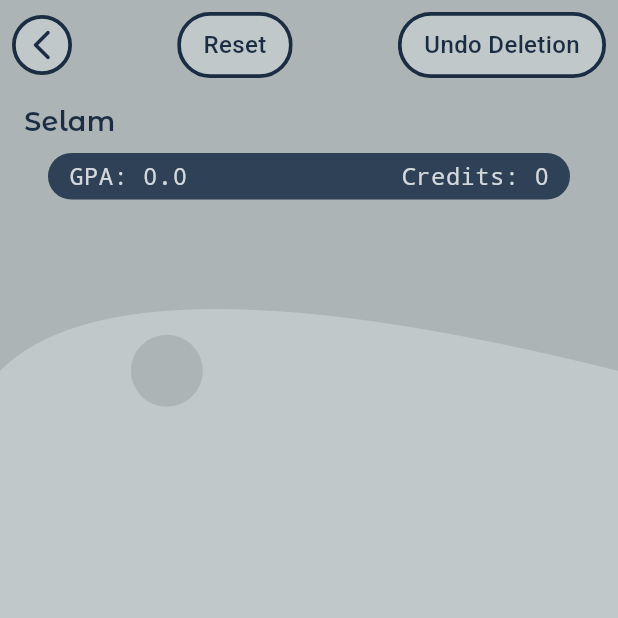
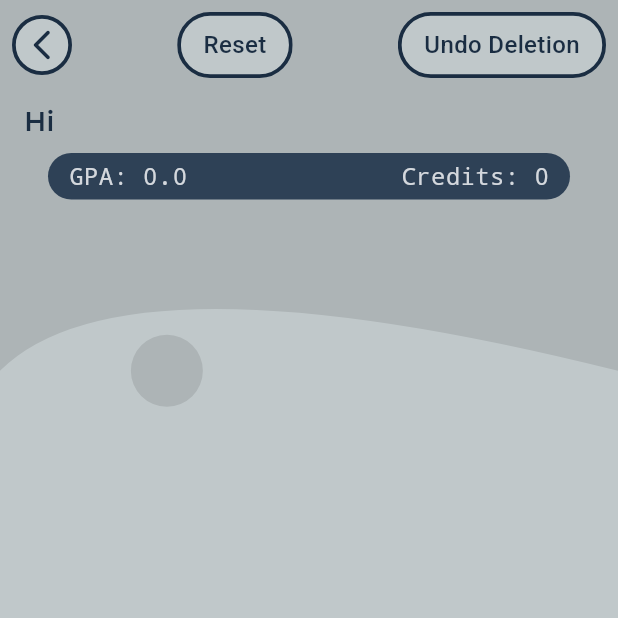
Before and after one commit to unpronohoney/unisaver_flutter, a Flutter app: the TranscriptTable screen opened by its route, on a phone screen of 412 x 824 dp, the top half of it. Run offline on Flutter 3.47's test engine with Material 3 defaults, Android fonts, the light colour scheme and no system bars; our stand-ins replace cloud_functions, file_picker, firebase_core, firebase_messaging, flutter_bloc, google_mobile_ads and 8 more; missing offline and left inert: syncfusion_flutter_pdf; accounts and stored records are empty; network calls fail.

Commit message:
Glass List Card View Updated and small text changes

```diff
--- a/lib/constants/list_constants.dart
+++ b/lib/constants/list_constants.dart
@@ -3,7 +3,7 @@ import 'package:unisaver_flutter/constants/colors.dart';
 
 BoxDecoration listCardDecoration(BuildContext context) {
   return BoxDecoration(
-    color: AppColors.black.withValues(alpha: 0.06),
+    color: AppColors.white.withValues(alpha: 0.06),
     borderRadius: BorderRadius.circular(18),
     border: Border.all(color: Colors.white.withValues(alpha: 0.10), width: 1.2),
     boxShadow: [
--- a/lib/l10n/app_localizations.dart
+++ b/lib/l10n/app_localizations.dart
@@ -722,6 +722,12 @@ abstract class AppLocalizations {
   /// **'Settings'**
   String get settings;
 
+  /// No description provided for @hi.
+  ///
+  /// In en, this message translates to:
+  /// **'Hi'**
+  String get hi;
+
   /// No description provided for @add_letter_grade.
   ///
   /// In en, this message translates to:
@@ -973,162 +979,6 @@ abstract class AppLocalizations {
   /// In en, this message translates to:
   /// **'Report errors and your thoughts to us'**
   String get act_3_head2;
-
-  /// No description provided for @ilk_bildo.
-  ///
-  /// In en, this message translates to:
-  /// **'HEEEYYYYOOOO ! ! !'**
-  String get ilk_bildo;
-
-  /// No description provided for @ilk_bildo_text.
-  ///
-  /// In en, this message translates to:
-  /// **'Thank you for using UniSaver. You are fascinating!'**
-  String get ilk_bildo_text;
-
-  /// No description provided for @pool1_1.
-  ///
-  /// In en, this message translates to:
-  /// **'If you\'ve left final exams to the last day, I\'m here to ease your mind. 😊'**
-  String get pool1_1;
-
-  /// No description provided for @pool1_2.
-  ///
-  /// In en, this message translates to:
-  /// **'Some classes deserve to be left for the make-up exam, right? 😈'**
-  String get pool1_2;
-
-  /// No description provided for @pool1_3.
-  ///
-  /// In en, this message translates to:
-  /// **'It’s kinda hard to plan from scratch 🙄. I\'m still here for you!'**
-  String get pool1_3;
-
-  /// No description provided for @pool2_1.
-  ///
-  /// In en, this message translates to:
-  /// **'Don\'t forget, I can help with lesson selection too! 😊'**
-  String get pool2_1;
-
-  /// No description provided for @pool2_2.
-  ///
-  /// In en, this message translates to:
-  /// **'We\'ll catch up with the Fall term in Spring. 😉'**
-  String get pool2_2;
-
-  /// No description provided for @pool2_3.
-  ///
-  /// In en, this message translates to:
-  /// **'I\'m here to help you graduate only half a term late—not a full year! 😒'**
-  String get pool2_3;
-
-  /// No description provided for @pool3_1.
-  ///
-  /// In en, this message translates to:
-  /// **'Too many lessons, which one should you focus on? Let’s figure it out together. 🧐'**
-  String get pool3_1;
-
-  /// No description provided for @pool3_2.
-  ///
-  /// In en, this message translates to:
-  /// **'Sometimes, skipping midterms is okay 😈'**
-  String get pool3_2;
-
-  /// No description provided for @pool3_3.
-  ///
-  /// In en, this message translates to:
-  /// **'Plan during midterms, chill during finals 😎'**
-  String get pool3_3;
-
-  /// No description provided for @pool4_1.
-  ///
-  /// In en, this message translates to:
-  /// **'While everyone is stressing during finals week, you use UniSaver!'**
-  String get pool4_1;
-
-  /// No description provided for @pool4_2.
-  ///
-  /// In en, this message translates to:
-  /// **'Let\'s plan first - then we’ll have an amazing vacation! 🤤'**
-  String get pool4_2;
-
-  /// No description provided for @pool4_3.
-  ///
-  /// In en, this message translates to:
-  /// **'TOO MUCH STRESS? Open UniSaver and take a deep breath. 🤗'**
-  String get pool4_3;
-
-  /// No description provided for @pool5_1.
-  ///
-  /// In en, this message translates to:
-  /// **'Think ahead with UniSaver and enjoy peace of mind in the new year. 🥳'**
-  String get pool5_1;
-
-  /// No description provided for @pool5_2.
-  ///
-  /// In en, this message translates to:
-  /// **'Time to shake off the vacation mode—just a little. 😩'**
-  String get pool5_2;
-
-  /// No description provided for @pool5_3.
-  ///
-  /// In en, this message translates to:
-  /// **'UniSaver is here for your lesson selections too!!! 🙄'**
-  String get pool5_3;
-
-  /// No description provided for @pool6_1.
-  ///
-  /// In en, this message translates to:
-  /// **'Which lesson are you planning to drop? Let’s decide together. 🥶'**
-  String get pool6_1;
-
-  /// No description provided for @pool6_2.
-  ///
-  /// In en, this message translates to:
-  /// **'Midterms already? Feeling overwhelmed? I’m here ✋'**
-  String get pool6_2;
-
-  /// No description provided for @pool6_3.
-  ///
-  /// In en, this message translates to:
-  /// **'If Differential Equations were a Netflix villain, even top students would skip the season. Let UniSaver help you survive the plot. 😇'**
-  String get pool6_3;
-
-  /// No description provided for @head1.
-  ///
-  /// In en, this message translates to:
-  /// **'Make-Up or Final? 🤨🤨🤨'**
-  String get head1;
-
-  /// No description provided for @head2.
-  ///
-  /// In en, this message translates to:
-  /// **'Let\'s Choose Spring Lessons Together 🙃'**
-  String get head2;
-
-  /// No description provided for @head3.
-  ///
-  /// In en, this message translates to:
-  /// **'Whoa! Midterms Incoming!'**
-  String get head3;
-
-  /// No description provided for @head4.
-  ///
-  /// In en, this message translates to:
-  /// **'FIIINAAALS!'**
-  String get head4;
-
-  /// No description provided for @head5.
-  ///
-  /// In en, this message translates to:
-  /// **'Ready for the New Year??'**
-  String get head5;
-
-  /// No description provided for @head6.
-  ///
-  /// In en, this message translates to:
-  /// **'Midterms Are Close…'**
-  String get head6;
 }
 
 class _AppLocalizationsDelegate
--- a/lib/screens/main_screen.dart
+++ b/lib/screens/main_screen.dart
@@ -115,7 +115,7 @@ class _MainScreenState extends State<MainScreen> {
                       },
                       icon: Icon(
                         Icons.question_mark_rounded,
-                        size: 36,
+                        size: 32,
                         color: Theme.of(context).colorScheme.secondaryFixed,
                         shadows: [
                           Shadow(
--- a/lib/screens/transcript/transcript_table.dart
+++ b/lib/screens/transcript/transcript_table.dart
@@ -54,6 +54,7 @@ class _TranscriptTableState extends State<TranscriptTable> {
     letterNotifier.dispose();
     lecName.dispose();
     lecCred.dispose();
+    _shown = false;
     super.dispose();
   }
 
@@ -91,6 +92,7 @@ class _TranscriptTableState extends State<TranscriptTable> {
                   icon: Icons.arrow_back_ios_new_rounded,
                   onHomePressed: () {
                     reader!.reset();
+                    _shown = false;
                     Navigator.pop(context);
                   },
                   onBackUpPressed: () {
@@ -110,7 +112,7 @@ class _TranscriptTableState extends State<TranscriptTable> {
                         SizedBox(
                           width: double.infinity,
                           child: Text(
-                            'Selam ${reader!.studentName}',
+                            '${t(context).hi} ${reader!.studentName}',
                             style: TextStyle(
                               fontFamily: 'MontserratAlternates',
                               fontSize: 18,
@@ -378,6 +380,7 @@ class _TranscriptTableState extends State<TranscriptTable> {
       blendMode: BlendMode.dstIn,
       child: ListView.builder(
         itemCount: letters.length,
+        padding: EdgeInsets.symmetric(vertical: 16),
         itemBuilder: (context, index) {
           final grade = letters[index];
           final isUsed = lettersWithUsages[grade]!;
```
Also changed, not shown: lib/l10n/app_en.arb (+2 -28 lines), lib/l10n/app_localizations_en.dart (+3 -91 lines), lib/l10n/app_localizations_tr.dart (+3 -86 lines), lib/l10n/app_tr.arb (+2 -28 lines), lib/system/transcript_reader.dart (+10 -11 lines).
